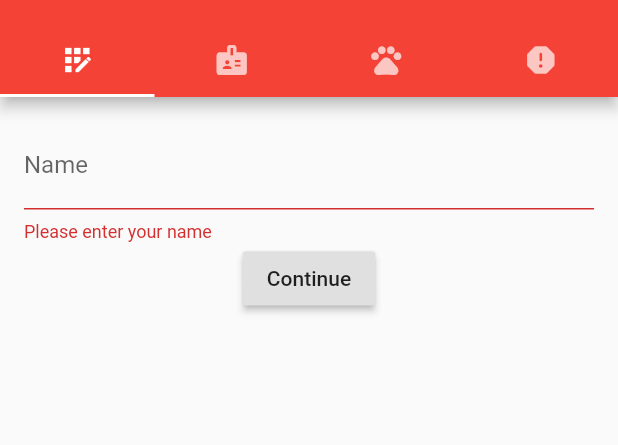
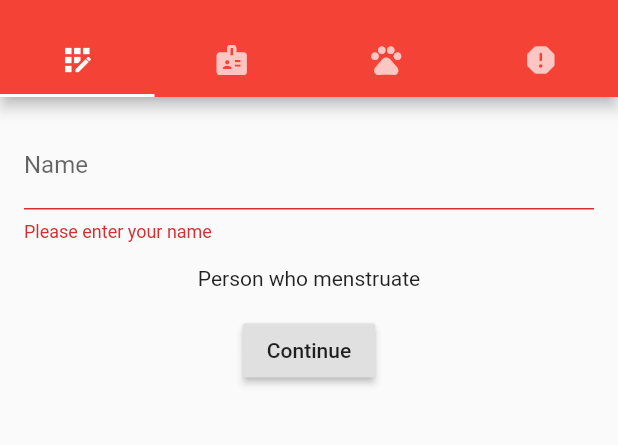
Before and after one commit to konkah/the-problem-manager, a Flutter app: the screen it shows after launch, after a tap on "Continue", on a phone screen of 412 x 824 dp, the part 59-504 px from its top. Run offline on Flutter 3.47's test engine with Material 2 defaults, Android fonts, the phone set to English and light mode, and no system bars.

Commit message:
add title to field of menstruating person

```diff
--- a/the_problem_manager/lib/nameForm.dart
+++ b/the_problem_manager/lib/nameForm.dart
@@ -25,6 +25,7 @@ class NameFormState extends State {
         child: Column(
           children: [
             yourNameField(),
+            personOptions(),
             button(),
           ],
         ),
@@ -51,6 +52,16 @@ class NameFormState extends State {
     );
   }
 
+  Widget personOptions() {
+    return Column(
+      children: [
+        Padding(
+          padding: EdgeInsets.all(16.0),
+          child: Text("Person who menstruate"),
+        ),
+      ],
+    );
+  }
   Widget button() {
     return RaisedButton(
       child: Text("Continue"),
```
